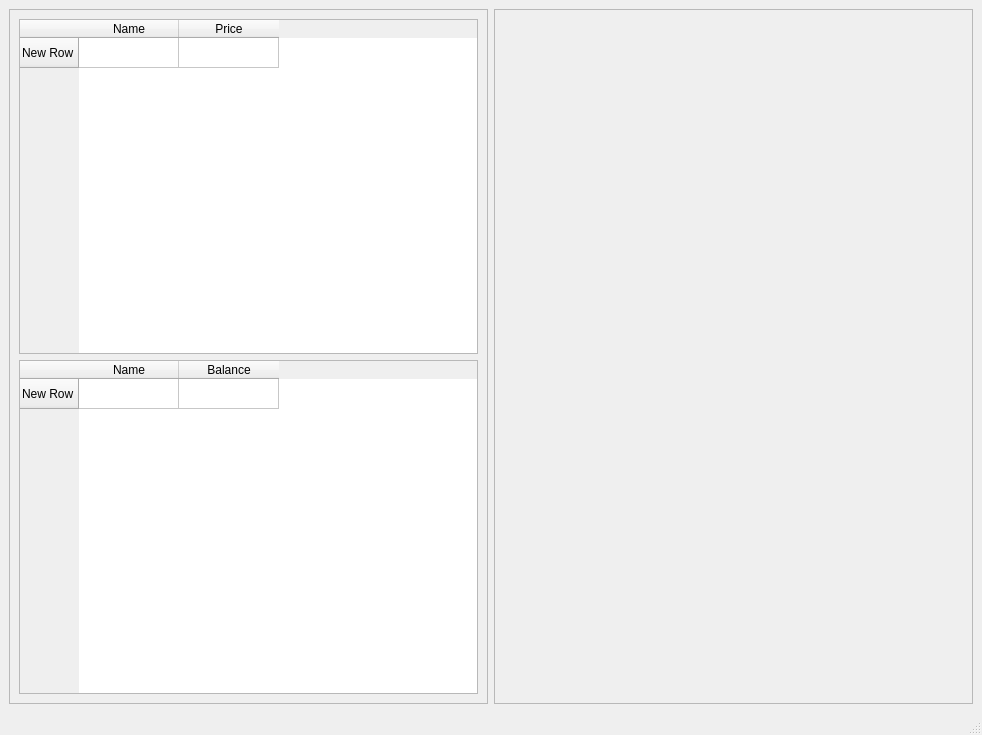
First picture: the form in frontend/frontend.ui, repository hadiko-i6/zischr, before the edit.
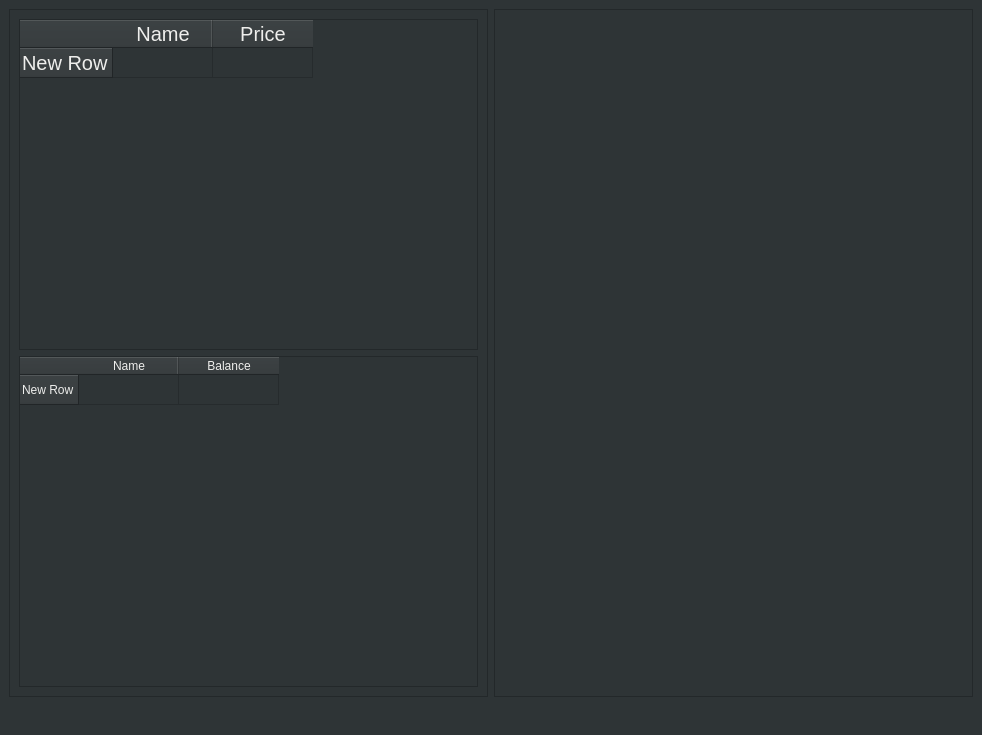
Second picture: the form after the edit.

Commit message: Frontend: Add Stylesheets

Patch:
```diff
--- a/frontend/frontend.ui
+++ b/frontend/frontend.ui
@@ -13,6 +13,10 @@
   <property name="windowTitle">
    <string>MainWindow</string>
   </property>
+  <property name="styleSheet">
+   <string notr="true">background-color: rgb(46, 52, 54);
+font-size: 20px;</string>
+  </property>
   <widget class="QWidget" name="centralwidget">
    <layout class="QGridLayout" name="gridLayout">
     <item row="0" column="0">
@@ -32,6 +36,9 @@
       <layout class="QVBoxLayout" name="verticalLayout">
        <item>
         <widget class="QTableWidget" name="currentOrderList">
+         <property name="styleSheet">
+          <string notr="true">color: rgb(238, 238, 236);</string>
+         </property>
          <row>
           <property name="text">
            <string>New Row</string>
@@ -51,6 +58,10 @@
        </item>
        <item>
         <widget class="QTableWidget" name="accountsList">
+         <property name="styleSheet">
+          <string notr="true">color: rgb(238, 238, 236);
+font-size: 12px;</string>
+         </property>
          <property name="gridStyle">
           <enum>Qt::SolidLine</enum>
          </property>
@@ -85,7 +96,7 @@
          <x>0</x>
          <y>0</y>
          <width>477</width>
-         <height>692</height>
+         <height>683</height>
         </rect>
        </property>
        <layout class="QGridLayout" name="gridLayout_2"/>
```
The commit also changes 1 other file.
